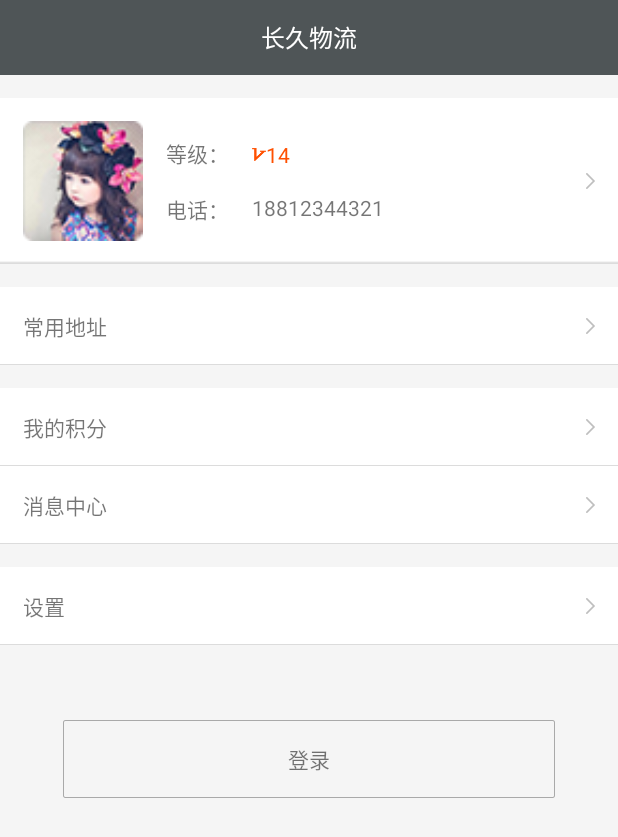
After one commit to ttcluo/cjwl, an Android app: the layout layout_my_fragment.xml on its own in the app's theme, with its tools: preview values and no code run, on a phone screen of 412 x 824 dp. The commit adds this screen. Shown: the top 837 px of the screen. Run offline under Robolectric (Android 15) with nearby library versions, the phone set to English and light mode, and no system bars.

Commit message:
my_fragment界面实现

```diff
--- a/app/src/main/java/com/htlc/cjwl/fragment/MyFragment.java
+++ b/app/src/main/java/com/htlc/cjwl/fragment/MyFragment.java
@@ -6,19 +6,101 @@ import android.support.v4.app.Fragment;
 import android.view.LayoutInflater;
 import android.view.View;
 import android.view.ViewGroup;
+import android.widget.ImageView;
+import android.widget.LinearLayout;
+import android.widget.ListView;
+import android.widget.TextView;
+
+import com.htlc.cjwl.R;
+import com.htlc.cjwl.util.LogUtil;
 
 /**
  * Created by Administrator on 2015/10/28.
  */
-public class MyFragment extends Fragment{
+public class MyFragment extends Fragment implements View.OnClickListener {
+    private LinearLayout ll_account;
+    private LinearLayout ll_account_tip;
+    private LinearLayout ll_account_des;
+    private ImageView iv_my_head;
+    private TextView tv_rank;
+    private TextView tv_tel;
+
+    private LinearLayout ll_address;
+    private LinearLayout ll_socre;
+    private LinearLayout ll_message_center;
+    private LinearLayout ll_setting;
+
+    private TextView tv_login;
+
+
+
     @Nullable
     @Override
     public View onCreateView(LayoutInflater inflater, ViewGroup container, Bundle savedInstanceState) {
-        return super.onCreateView(inflater, container, savedInstanceState);
+        View view = inflater.inflate(R.layout.layout_my_fragment,null);
+
+        TextView tv_fragment_title = (TextView) view.findViewById(R.id.tv_fragment_title);
+        tv_fragment_title.setText(R.string.my_fragment_title);
+
+        ll_account = (LinearLayout) view.findViewById(R.id.ll_account);
+        ll_account_tip = (LinearLayout) view.findViewById(R.id.ll_account_tip);
+        ll_account_des = (LinearLayout) view.findViewById(R.id.ll_account_des);
+        iv_my_head = (ImageView) view.findViewById(R.id.iv_my_head);
+        tv_rank = (TextView) view.findViewById(R.id.tv_rank);
+        tv_tel = (TextView) view.findViewById(R.id.tv_tel);
+
+
+
+        ll_address = (LinearLayout) view.findViewById(R.id.ll_address);
+        ll_socre = (LinearLayout) view.findViewById(R.id.ll_socre);
+        ll_message_center = (LinearLayout) view.findViewById(R.id.ll_message_center);
+        ll_setting = (LinearLayout) view.findViewById(R.id.ll_setting);
+
+        tv_login = (TextView) view.findViewById(R.id.tv_login);
+
+        ll_account.setOnClickListener(this);
+        iv_my_head.setOnClickListener(this);
+        ll_address.setOnClickListener(this);
+        ll_socre.setOnClickListener(this);
+        ll_message_center.setOnClickListener(this);
+        ll_setting.setOnClickListener(this);
+        tv_login.setOnClickListener(this);
+
+
+        return view;
+
     }
 
     @Override
     public void onActivityCreated(@Nullable Bundle savedInstanceState) {
         super.onActivityCreated(savedInstanceState);
+        // TODO: 2015/10/30 加载数据判断是否登录
+    }
+
+    @Override
+    public void onClick(View v) {
+        switch (v.getId()){
+            case R.id.ll_account:
+                LogUtil.i(this,"跳转帐号信息界面");
+                break;
+            case R.id.iv_my_head:
+                LogUtil.i(this,"头像详情界面");
+                break;
+            case R.id.ll_address:
+                LogUtil.i(this,"常用地址");
+                break;
+            case R.id.ll_socre:
+                LogUtil.i(this,"我的积分");
+                break;
+            case R.id.ll_message_center:
+                LogUtil.i(this,"消息中心");
+                break;
+            case R.id.ll_setting:
+                LogUtil.i(this,"设置");
+                break;
+            case R.id.tv_login:
+                LogUtil.i(this,"登录或退出");
+                break;
+        }
     }
 }
--- /dev/null
+++ b/app/src/main/res/layout/layout_my_fragment.xml
@@ -0,0 +1,176 @@
+<?xml version="1.0" encoding="utf-8"?>
+<LinearLayout xmlns:android="http://schemas.android.com/apk/res/android"
+    android:layout_width="match_parent"
+    android:layout_height="match_parent"
+    android:background="@color/light_gray"
+    android:orientation="vertical">
+    <include
+        android:id="@+id/title"
+        layout="@layout/layout_fragment_title"/>
+    <LinearLayout
+        android:id="@+id/ll_account"
+        android:layout_marginTop="15dp"
+        android:padding="15dp"
+        android:layout_width="match_parent"
+        android:layout_height="wrap_content"
+        android:orientation="horizontal"
+        android:background="@drawable/my_item_bg">
+        <ImageView
+            android:id="@+id/iv_my_head"
+            android:layout_width="80dp"
+            android:layout_height="80dp"
+            android:src="@drawable/my_head"/>
+        <LinearLayout
+            android:id="@+id/ll_account_tip"
+            android:layout_gravity="center_vertical"
+            android:layout_width="wrap_content"
+            android:layout_height="wrap_content"
+            android:orientation="vertical">
+            <TextView
+                android:paddingTop="8dp"
+                android:paddingBottom="8dp"
+                android:paddingLeft="15dp"
+                android:paddingRight="15dp"
+                android:layout_width="wrap_content"
+                android:layout_height="wrap_content"
+                android:text="@string/rank"
+                android:textSize="14sp"/>
+            <TextView
+                android:paddingTop="8dp"
+                android:paddingBottom="8dp"
+                android:paddingLeft="15dp"
+                android:paddingRight="15dp"
+                android:layout_width="wrap_content"
+                android:layout_height="wrap_content"
+                android:text="@string/tel"
+                android:textSize="14sp"/>
+        </LinearLayout>
+        <LinearLayout
+            android:id="@+id/ll_account_des"
+            android:layout_gravity="center_vertical"
+            android:layout_width="0dp"
+            android:layout_weight="1"
+            android:layout_height="wrap_content"
+            android:orientation="vertical">
+            <TextView
+                android:id="@+id/tv_rank"
+                android:paddingTop="8dp"
+                android:paddingBottom="8dp"
+                android:drawableLeft="@drawable/my_v"
+                android:layout_width="wrap_content"
+                android:layout_height="wrap_content"
+                android:text="14"
+                android:textColor="@color/my_v"
+                android:textSize="14sp"/>
+            <TextView
+                android:id="@+id/tv_tel"
+                android:paddingTop="8dp"
+                android:paddingBottom="8dp"
+                android:layout_width="wrap_content"
+                android:layout_height="wrap_content"
+                android:text="18812344321"
+                android:textSize="14sp"/>
+        </LinearLayout>
+        <ImageView
+            android:layout_width="wrap_content"
+            android:layout_height="wrap_content"
+            android:layout_gravity="center_vertical"
+            android:src="@drawable/right_arrow"/>
+    </LinearLayout>
+    <LinearLayout
+        android:id="@+id/ll_address"
+        android:layout_marginTop="15dp"
+        android:padding="15dp"
+        android:layout_width="match_parent"
+        android:layout_height="wrap_content"
+        android:orientation="horizontal"
+        android:background="@drawable/my_item_bg">
+        <TextView
+            android:layout_width="0dp"
+            android:layout_weight="1"
+            android:layout_height="wrap_content"
+            android:text="@string/my_address"
+            android:textSize="14sp"/>
+        <ImageView
+            android:layout_width="wrap_content"
+            android:layout_height="wrap_content"
+            android:layout_gravity="center_vertical"
+            android:src="@drawable/right_arrow"/>
+    </LinearLayout>
+    <LinearLayout
+        android:id="@+id/ll_socre"
+        android:layout_marginTop="15dp"
+        android:padding="15dp"
+        android:layout_width="match_parent"
+        android:layout_height="wrap_content"
+        android:orientation="horizontal"
+        android:background="@drawable/my_item_bg">
+        <TextView
+            android:layout_width="0dp"
+            android:layout_weight="1"
+            android:layout_height="wrap_content"
+            android:text="@string/my_score"
+            android:textSize="14sp"/>
+        <ImageView
+            android:layout_width="wrap_content"
+            android:layout_height="wrap_content"
+            android:layout_gravity="center_vertical"
+            android:src="@drawable/right_arrow"/>
+    </LinearLayout>
+
+    <LinearLayout
+        android:id="@+id/ll_message_center"
+        android:layout_marginTop="0dp"
+        android:padding="15dp"
+        android:layout_width="match_parent"
+        android:layout_height="wrap_content"
+        android:orientation="horizontal"
+        android:background="@drawable/my_item_bg">
+        <TextView
+            android:layout_width="0dp"
+            android:layout_weight="1"
+            android:layout_height="wrap_content"
+            android:text="@string/message_center"
+            android:textSize="14sp"/>
+        <ImageView
+            android:layout_width="wrap_content"
+            android:layout_height="wrap_content"
+            android:layout_gravity="center_vertical"
+            android:src="@drawable/right_arrow"/>
+
+    </LinearLayout>
+
+    <LinearLayout
+        android:id="@+id/ll_setting"
+        android:layout_marginTop="15dp"
+        android:padding="15dp"
+        android:layout_width="match_parent"
+        android:layout_height="wrap_content"
+        android:orientation="horizontal"
+        android:background="@drawable/my_item_bg">
+        <TextView
+            android:layout_width="0dp"
+            android:layout_weight="1"
+            android:layout_height="wrap_content"
+            android:text="@string/setting"
+            android:textSize="14sp"/>
+        <ImageView
+            android:layout_width="wrap_content"
+            android:layout_height="wrap_content"
+            android:layout_gravity="center_vertical"
+            android:src="@drawable/right_arrow"/>
+    </LinearLayout>
+    <TextView
+        android:id="@+id/tv_login"
+        android:layout_marginTop="50dp"
+        android:paddingBottom="15dp"
+        android:paddingTop="15dp"
+        android:paddingLeft="150dp"
+        android:paddingRight="150dp"
+        android:layout_gravity="center_horizontal"
+        android:layout_width="wrap_content"
+        android:layout_height="wrap_content"
+        android:text="@string/login"
+        android:textSize="14sp"
+        android:background="@drawable/login_bg"/>
+</LinearLayout>
--- a/app/src/main/res/values/colors.xml
+++ b/app/src/main/res/values/colors.xml
@@ -5,11 +5,14 @@
     <color name="colorAccent">#FF4081</color>
     <color name="white">#FFFFFF</color>
     <color name="gray">#464646</color>
+    <color name="light_gray">#F5F5F5</color>
     <color name="black">#000000</color>
     <color name="red">#ff0000</color>
 
     <!-- indicator-->
     <color name="slidingtab_indicatorcolor">#0B198C</color>
 
+    <!--my-->
+    <color name="my_v">#FF5001</color>
 
 </resources>
--- a/app/src/main/res/values/strings.xml
+++ b/app/src/main/res/values/strings.xml
@@ -6,12 +6,22 @@
     <string name="orders_fragment_name">我的订单</string>
     <string name="service_fragment_title">长久服务</string>
     <string name="service_fragment_name">长久服务</string>
-    <string name="me_fragment_title">我的</string>
-    <string name="me_fragment_name">运车</string>
+    <string name="my_fragment_title">我的</string>
+    <string name="my_fragment_name">我的</string>
 
     <!--home-->
     <string name="consign">我要运车</string>
 
 
 
+    <!--my-->
+    <string name="rank">等级：</string>
+    <string name="tel">电话：</string>
+    <string name="my_address">常用地址</string>
+    <string name="my_score">我的积分</string>
+    <string name="message_center">消息中心</string>
+    <string name="setting">设置</string>
+    <string name="login">登录</string>
+    <string name="logout">安全退出</string>
+
 </resources>
```
Also changed, not shown: app/src/main/res/drawable-hdpi/login_bg.9.png (added), app/src/main/res/drawable-hdpi/my_head.png (added), app/src/main/res/drawable-hdpi/my_head_default.png (added), app/src/main/res/drawable-hdpi/my_item_bg.9.png (added), app/src/main/res/drawable-hdpi/my_v.png (added), app/src/main/res/drawable-hdpi/right_arrow.png (added), app/src/main/res/drawable-xhdpi/my_head.png (added), app/src/main/res/drawable-xhdpi/my_head_default.png (added), app/src/main/res/drawable-xhdpi/my_v.png (added), app/src/main/res/drawable-xhdpi/right_arrow.png (added), 1 other file.
